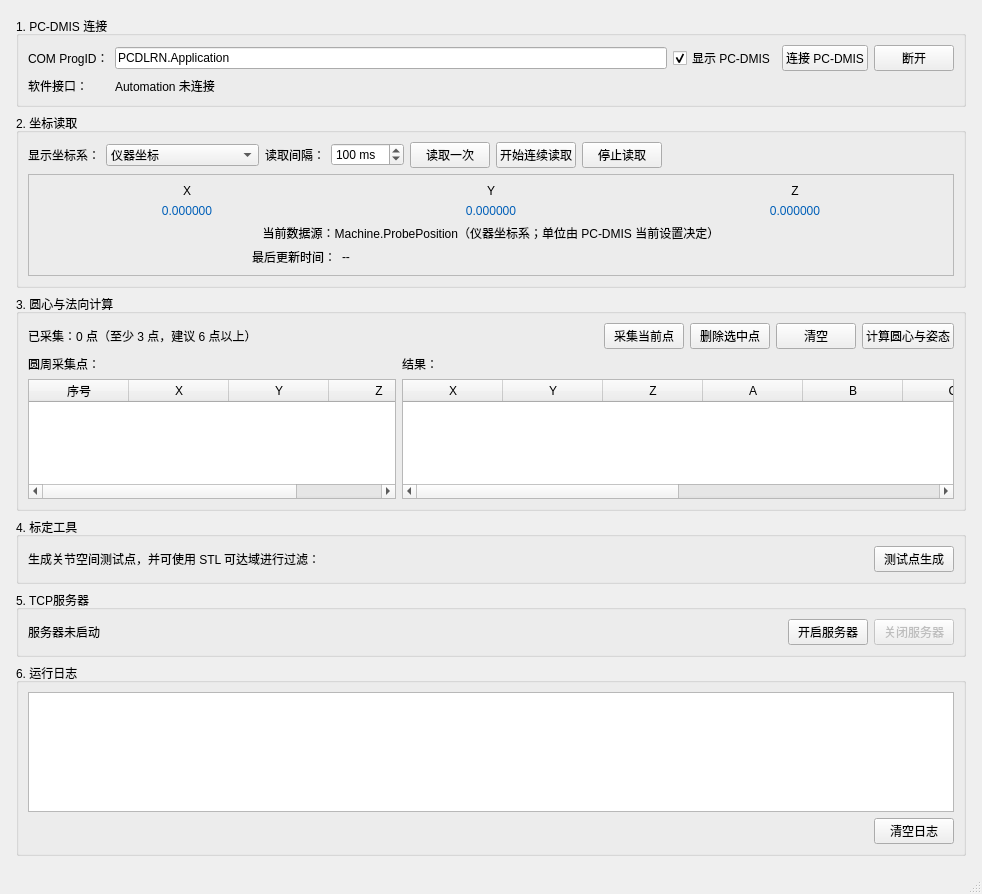
Before: the Qt Designer form mainwindow.ui in dpzhang94-prog/test, drawn with Qt 5.
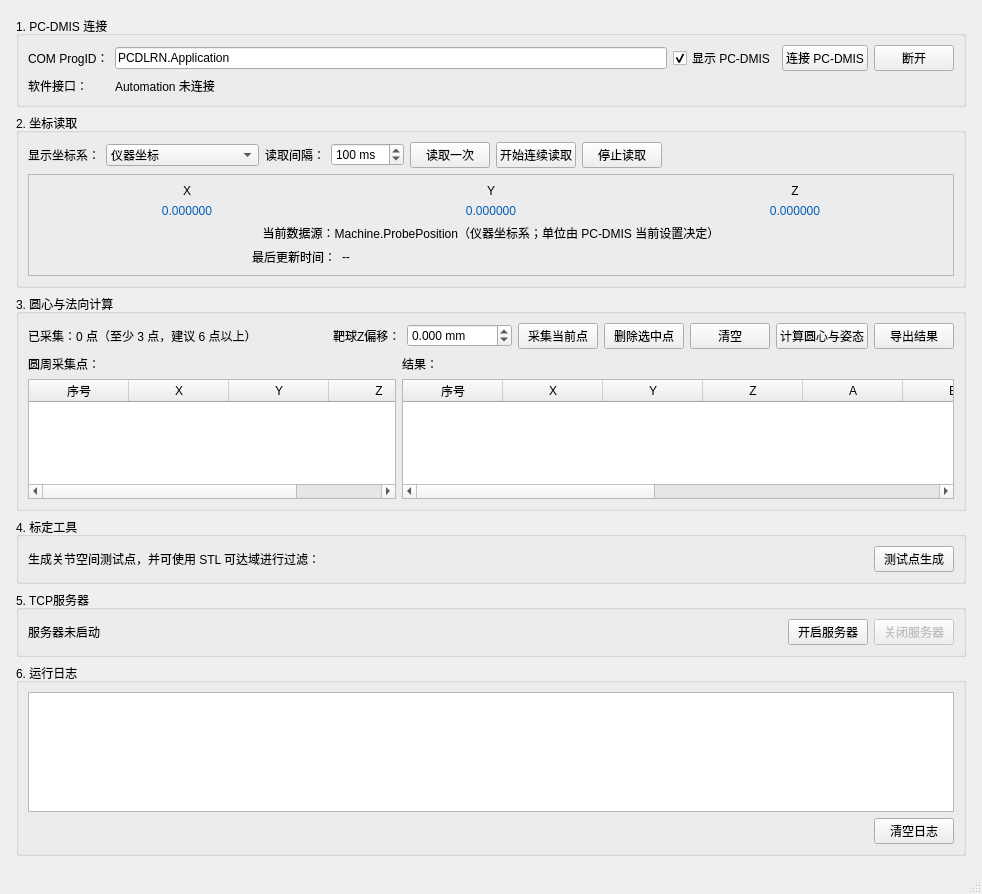
After: the same form once the commit is applied.

What changed in the file:
```diff
--- a/mainwindow.ui
+++ b/mainwindow.ui
@@ -318,6 +318,44 @@
            </property>
           </spacer>
          </item>
+         <item>
+          <widget class="QLabel" name="tcpZOffsetLabel">
+           <property name="text">
+            <string>靶球Z偏移：</string>
+           </property>
+           <property name="toolTip">
+            <string>靶球相对TCP的Z轴偏移；正值会使拟合圆心沿自身Z轴负方向移动。</string>
+           </property>
+          </widget>
+         </item>
+         <item>
+          <widget class="QDoubleSpinBox" name="tcpZOffsetSpinBox">
+           <property name="toolTip">
+            <string>靶球相对TCP的Z轴偏移；例如输入10 mm，结果沿拟合Z轴负方向移动10 mm。</string>
+           </property>
+           <property name="maximumSize">
+            <size>
+             <width>105</width>
+             <height>16777215</height>
+            </size>
+           </property>
+           <property name="suffix">
+            <string> mm</string>
+           </property>
+           <property name="decimals">
+            <number>3</number>
+           </property>
+           <property name="minimum">
+            <double>-10000.000000000000000</double>
+           </property>
+           <property name="maximum">
+            <double>10000.000000000000000</double>
+           </property>
+           <property name="singleStep">
+            <double>1.000000000000000</double>
+           </property>
+          </widget>
+         </item>
          <item>
           <widget class="QPushButton" name="captureCirclePointButton">
            <property name="text">
@@ -346,6 +384,16 @@
            </property>
           </widget>
          </item>
+         <item>
+          <widget class="QPushButton" name="exportCircleResultsButton">
+           <property name="text">
+            <string>导出结果</string>
+           </property>
+           <property name="toolTip">
+            <string>将机器人自动计算结果及对应关节值导出为CSV表格。</string>
+           </property>
+          </widget>
+         </item>
         </layout>
        </item>
        <item>
@@ -432,6 +480,11 @@
              <property name="selectionMode">
               <enum>QAbstractItemView::NoSelection</enum>
              </property>
+             <column>
+              <property name="text">
+               <string>序号</string>
+              </property>
+             </column>
              <column>
               <property name="text">
                <string>X</string>
```
